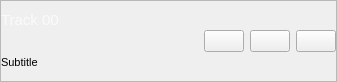
This is GUI/UI/TimelineFloatingHeaderWidget/TimelineFloatingHeaderWidget.ui in BrendonWatsonLab/PhoPyQtTimelinePlotter as Qt 5 draws it before an edit. The edited form follows.
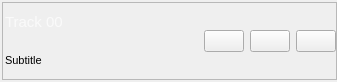
This is the edited form.

Commit message: Improved label rending on macOS

```diff
--- a/GUI/UI/TimelineFloatingHeaderWidget/TimelineFloatingHeaderWidget.ui
+++ b/GUI/UI/TimelineFloatingHeaderWidget/TimelineFloatingHeaderWidget.ui
@@ -27,16 +27,16 @@
   </property>
   <layout class="QVBoxLayout" name="verticalLayout_2">
    <property name="leftMargin">
-    <number>0</number>
+    <number>2</number>
    </property>
    <property name="topMargin">
-    <number>0</number>
+    <number>2</number>
    </property>
    <property name="rightMargin">
     <number>0</number>
    </property>
    <property name="bottomMargin">
-    <number>0</number>
+    <number>2</number>
    </property>
    <item>
     <widget class="QFrame" name="frame_TopButtons">
@@ -57,16 +57,16 @@
      </property>
      <layout class="QHBoxLayout" name="horizontalLayout_3">
       <property name="leftMargin">
-       <number>0</number>
+       <number>2</number>
       </property>
       <property name="topMargin">
-       <number>0</number>
+       <number>2</number>
       </property>
       <property name="rightMargin">
        <number>0</number>
       </property>
       <property name="bottomMargin">
-       <number>0</number>
+       <number>2</number>
       </property>
       <item>
        <layout class="QVBoxLayout" name="verticalLayout">
```
The commit also changes 2 other files.
